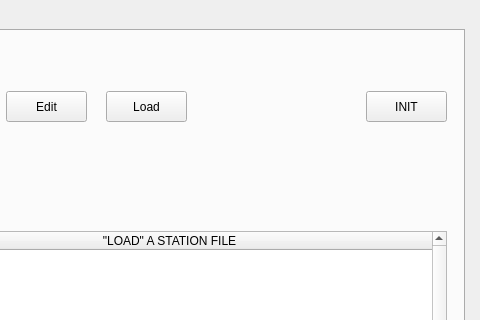
Old version of the form Gui/skalab_station.ui in the repository amattana/skalab; both pictures show x 691 to 1171 and y 0 to 320 of the 1171 by 918 pixel window.
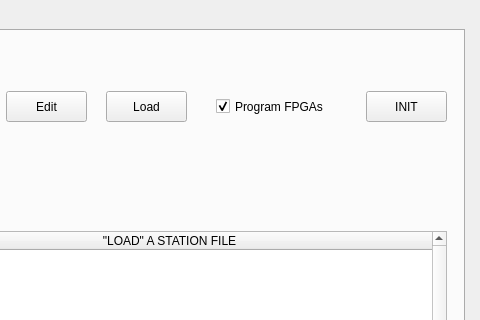
New version of the form.

Commit message: New Station Init

Diff of the .ui file:
```diff
--- a/Gui/skalab_station.ui
+++ b/Gui/skalab_station.ui
@@ -331,6 +331,22 @@
       <set>Qt::AlignCenter</set>
      </property>
     </widget>
+    <widget class="QCheckBox" name="checkProgram">
+     <property name="geometry">
+      <rect>
+       <x>900</x>
+       <y>60</y>
+       <width>131</width>
+       <height>31</height>
+      </rect>
+     </property>
+     <property name="text">
+      <string>Program FPGAs</string>
+     </property>
+     <property name="checked">
+      <bool>true</bool>
+     </property>
+    </widget>
    </widget>
    <widget class="QWidget" name="qtab_conf">
     <attribute name="title">
```
The commit also changes 1 other file.
